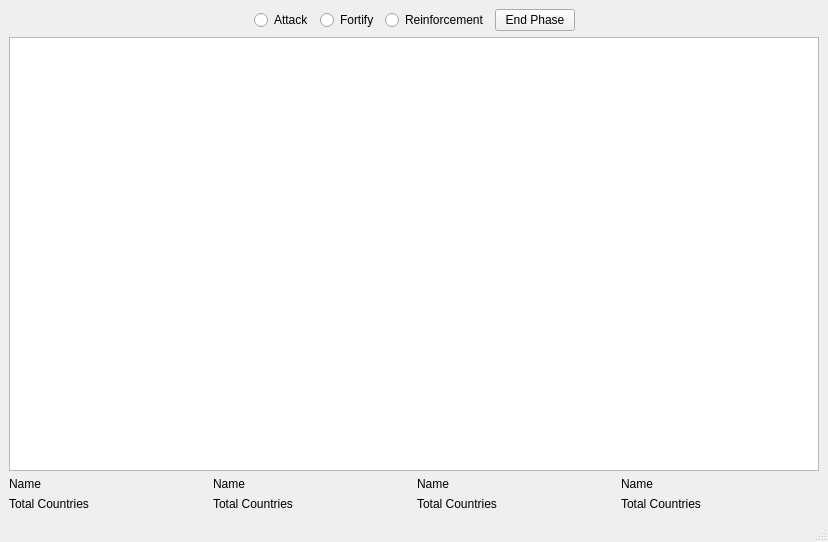
The window that gui/mainscreen.ui (TaimoorRana/Risk) describes before a commit, drawn with Qt 5.
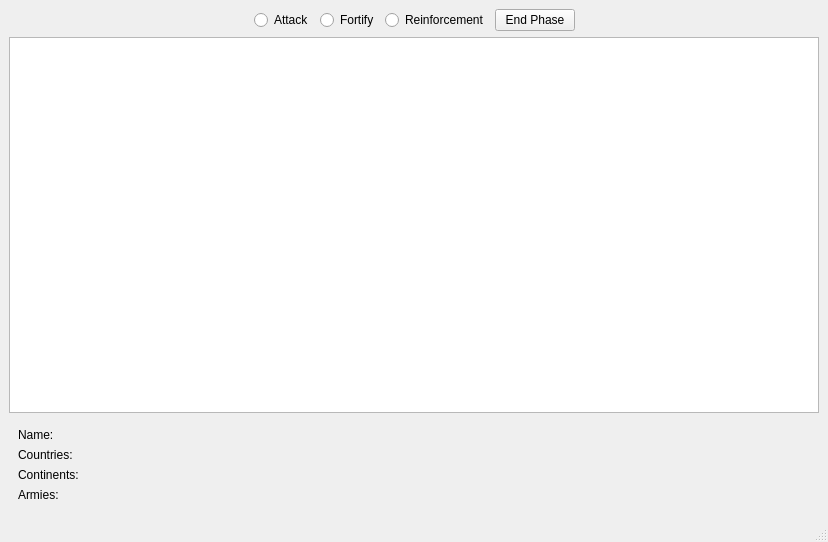
The same window after the commit.

Commit message: added a dialog to get user's info

The edit to the form file:
```diff
--- a/gui/mainscreen.ui
+++ b/gui/mainscreen.ui
@@ -17,7 +17,7 @@
    <bool>false</bool>
   </property>
   <widget class="QWidget" name="centralwidget">
-   <layout class="QVBoxLayout" name="verticalLayout_6">
+   <layout class="QVBoxLayout" name="verticalLayout">
     <item>
      <layout class="QVBoxLayout" name="verticalLayout_5">
       <item>
@@ -96,74 +96,43 @@
       </item>
       <item>
        <layout class="QHBoxLayout" name="horizontalLayout_2">
+        <property name="topMargin">
+         <number>0</number>
+        </property>
         <item>
          <layout class="QVBoxLayout" name="verticalLayout_2">
           <item>
-           <widget class="QLabel" name="Player1">
-            <property name="text">
-             <string>Name</string>
-            </property>
-           </widget>
-          </item>
-          <item>
-           <widget class="QLabel" name="Player1TotalCountries">
-            <property name="text">
-             <string>Total Countries</string>
-            </property>
-           </widget>
-          </item>
-         </layout>
-        </item>
-        <item>
+           <widget class="QWidget" name="PlayerInfoWidget" native="true">
          <layout class="QVBoxLayout" name="verticalLayout_3">
           <item>
            <widget class="QLabel" name="Player3">
             <property name="text">
-             <string>Name</string>
+                <string>Name:</string>
             </property>
            </widget>
           </item>
           <item>
            <widget class="QLabel" name="Player3TotalCountries">
             <property name="text">
-             <string>Total Countries</string>
+                <string>Countries:</string>
             </property>
            </widget>
           </item>
-         </layout>
-        </item>
         <item>
-         <layout class="QVBoxLayout" name="verticalLayout_4">
-          <item>
-           <widget class="QLabel" name="Player4">
+              <widget class="QLabel" name="continentsLabel">
             <property name="text">
-             <string>Name</string>
+                <string>Continents:</string>
             </property>
            </widget>
           </item>
           <item>
-           <widget class="QLabel" name="Player4TotalCountries">
+              <widget class="QLabel" name="armiesLabel">
             <property name="text">
-             <string>Total Countries</string>
+                <string>Armies:</string>
             </property>
            </widget>
           </item>
          </layout>
-        </item>
-        <item>
-         <layout class="QVBoxLayout" name="verticalLayout">
-          <item>
-           <widget class="QLabel" name="Player2">
-            <property name="text">
-             <string>Name</string>
-            </property>
-           </widget>
-          </item>
-          <item>
-           <widget class="QLabel" name="Player2TotalCountries">
-            <property name="text">
-             <string>Total Countries</string>
-            </property>
            </widget>
           </item>
          </layout>
```
Left out of the diff: 23 changed lines with no effect on the pictures. Lines whose indentation alone changed are shown as unchanged. The commit also changes 8 other files.
